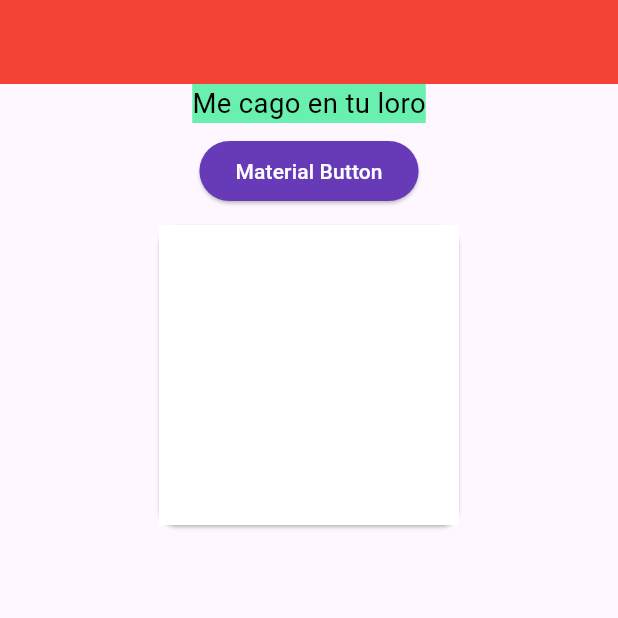
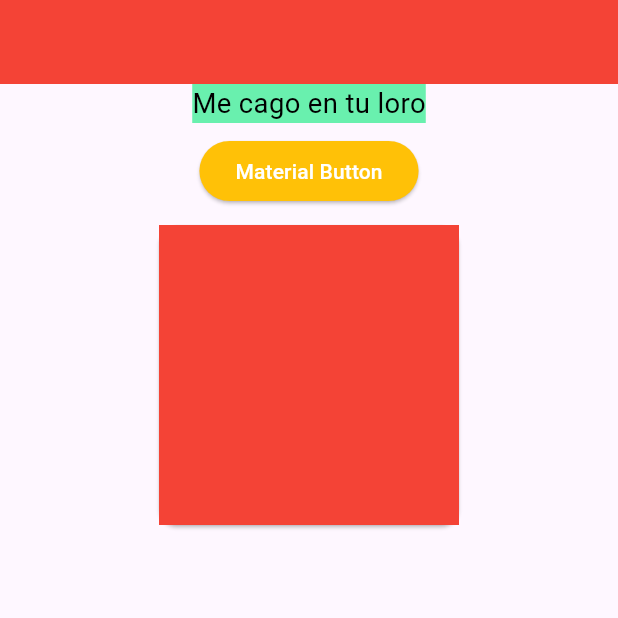
Before and after one commit to gustamor/story_teller, a Flutter app: the screen it shows after launch, after a tap on "Material Button", on a phone screen of 412 x 824 dp, the top half of it. Run offline on Flutter 3.47's test engine with Material 3 defaults, Android fonts, the phone set to English and light mode, and no system bars; our stand-ins replace easy_localization, flutter_native_splash, flutter_screenutil, logger.

Commit message:
added a strategy for incorporating custom platform widgets into the application.

```diff
--- a/lib/domain/factories/nice_button.dart
+++ /dev/null
@@ -1 +0,0 @@
-abstract class NiceButton {}
--- a/lib/domain/factories/nice_clickable_card.dart
+++ /dev/null
@@ -1 +0,0 @@
-abstract class NiceClickableCard {}
--- /dev/null
+++ b/lib/domain/widgets/ai_button.dart
@@ -0,0 +1 @@
+abstract class AiButton {}
--- /dev/null
+++ b/lib/domain/widgets/ai_clickable_card.dart
@@ -0,0 +1 @@
+abstract class AiClickableCard {}
--- a/lib/ui/core/factories/android_factory_impl.dart
+++ b/lib/ui/core/factories/android_factory_impl.dart
@@ -1,15 +1,21 @@
 import 'package:flutter/material.dart';
-import 'package:story_teller/ui/core/widgets/android/android_button.dart';
+import 'package:story_teller/domain/factories/widgets_factory.dart';
 import 'package:story_teller/ui/core/widgets/android/android_clickable_card.dart';
-
-import '../../../domain/factories/widgets_factory.dart';
+import 'package:story_teller/ui/core/widgets/clickable_card/android/android_button.dart';
 
 class AndroidFactory implements WidgetFactory {
   @override
-  Widget createButton({double? padding, Color? bgColor, int? a, int? b}) {
-    return AndroidButton(
-      padding: padding ?? 0.0,
-      color: bgColor ?? Colors.red,
+  Widget createButton({
+    double? padding = 0.0,
+    Color? bgColor = const Color(0x00000000),
+    Color? androidBackgroundColor,
+    double? androidPadding,
+    double? iosPadding,
+    Color? iosBackgroundColor,
+  }) {
+    return AndroidAiButton(
+      padding: androidPadding ?? padding,
+      androidBackgroundColor: androidBackgroundColor ?? bgColor,
     );
   }
 
--- a/lib/ui/core/widgets/android/android_button.dart
+++ /dev/null
@@ -1,24 +0,0 @@
-import 'package:flutter/material.dart';
-import 'package:story_teller/domain/factories/nice_button.dart';
-
-class AndroidButton extends StatelessWidget implements NiceButton {
-  final double? padding;
-  final Color? color;
-
-  const AndroidButton({super.key, this.padding, this.color});
-
-  @override
-  Widget build(BuildContext context) {
-    return Padding(
-      padding: EdgeInsets.all(padding!),
-      child: ElevatedButton(
-        style: ElevatedButton.styleFrom(
-          backgroundColor: color!, // background color
-          foregroundColor: Colors.white, // text color
-        ),
-        onPressed: () => {},
-        child: const Text("Material Button"),
-      ),
-    );
-  }
-}
--- a/lib/ui/core/widgets/android/android_clickable_card.dart
+++ b/lib/ui/core/widgets/android/android_clickable_card.dart
@@ -1,8 +1,7 @@
 import 'package:flutter/material.dart';
-import 'package:story_teller/domain/factories/nice_clickable_card.dart';
+import 'package:story_teller/domain/widgets/ai_clickable_card.dart';
 
-class AndroidClickableCard extends StatelessWidget
-    implements NiceClickableCard {
+class AndroidClickableCard extends StatelessWidget implements AiClickableCard {
   const AndroidClickableCard({super.key});
 
   @override
@@ -13,7 +12,7 @@ class AndroidClickableCard extends StatelessWidget
         child: Container(
           height: 200,
           width: 200,
-          color: Colors.white,
+          color: Colors.red,
         ),
       ),
     );
--- /dev/null
+++ b/lib/ui/core/widgets/button/button.dart
@@ -0,0 +1,38 @@
+
+import 'package:flutter/cupertino.dart';
+import 'package:story_teller/ui/core/factories/ui_factory.dart';
+
+class NiceButton extends StatelessWidget {
+  NiceButton({
+    super.key,
+    this.androidPadding,
+    this.androidBackgroundColor,
+    this.iosPadding,
+    this.iosBackgroundColor,
+    this.backgroundColor = const Color(
+      0x00000000,
+    ),
+    this.padding = 0.0,
+  });
+
+  final Color? backgroundColor;
+  final double? padding;
+  final double? androidPadding;
+  final Color? androidBackgroundColor;
+  final double? iosPadding;
+  final Color? iosBackgroundColor;
+
+  final ui = uiFactory();
+
+  @override
+  Widget build(BuildContext context) {
+    return ui.createButton(
+      padding: padding,
+      bgColor: backgroundColor,
+      iosPadding: iosPadding,
+      iosBackgroundColor: iosBackgroundColor,
+      androidBackgroundColor: androidBackgroundColor,
+      androidPadding: androidPadding,
+    );
+  }
+}
--- /dev/null
+++ b/lib/ui/core/widgets/clickable_card/android/android_button.dart
@@ -0,0 +1,36 @@
+import 'package:flutter/material.dart';
+
+class AndroidAiButton extends StatelessWidget {
+  final double? padding;
+  final Color? androidBackgroundColor;
+  final double? androidPadding;
+  final Color? backgroundColor;
+  final Color? iosBackgroundColor;
+  final double? iosPadding;
+
+  const AndroidAiButton({
+    super.key,
+    this.padding,
+    this.androidBackgroundColor,
+    this.androidPadding,
+    this.backgroundColor,
+    this.iosBackgroundColor,
+    this.iosPadding,
+  });
+
+  @override
+  Widget build(BuildContext context) {
+    return Padding(
+      padding: EdgeInsets.all(padding!),
+      child: ElevatedButton(
+        style: ElevatedButton.styleFrom(
+          backgroundColor: androidBackgroundColor ?? backgroundColor,
+          // background color
+          foregroundColor: Colors.white, // text color
+        ),
+        onPressed: () => {},
+        child: const Text("Material Button"),
+      ),
+    );
+  }
+}
--- /dev/null
+++ b/lib/ui/core/widgets/clickable_card/clickable_card.dart
@@ -0,0 +1,13 @@
+import 'package:flutter/material.dart';
+import 'package:story_teller/ui/core/factories/ui_factory.dart';
+
+class NiceClickableCard extends StatelessWidget {
+  NiceClickableCard({super.key});
+
+  final ui = uiFactory();
+
+  @override
+  Widget build(BuildContext context) {
+    return ui.createClickableCard();
+  }
+}
--- a/lib/ui/screen/assistants_screen/assistants_screen.dart
+++ b/lib/ui/screen/assistants_screen/assistants_screen.dart
@@ -2,6 +2,8 @@ import 'package:flutter/material.dart';
 import 'package:flutter_native_splash/flutter_native_splash.dart';
 import 'package:flutter_screenutil/flutter_screenutil.dart';
 import 'package:story_teller/ui/core/factories/ui_factory.dart';
+import 'package:story_teller/ui/core/widgets/button/button.dart';
+import 'package:story_teller/ui/core/widgets/clickable_card/clickable_card.dart';
 
 class AssistantsScreen extends StatelessWidget {
   AssistantsScreen({super.key});
@@ -32,11 +34,19 @@ class AssistantsScreen extends StatelessWidget {
                   ),
                 ),
               ),
-            ui.createButton(padding: 8.0, bgColor: Colors.deepPurple),
-            ui.createClickableCard(),
+              NiceButton(
+                  backgroundColor: const Color(0xaa22f3ab),
+                  androidBackgroundColor: Colors.amber,
+                  iosBackgroundColor: const Color(
+                    0xFF0033d3,
+                  ),
+                  iosPadding: 8.0,
+                  androidPadding: 8.0),
+              NiceClickableCard(),
             ],
           ),
         ),
-    ));
+      ),
+    );
   }
 }
```
Also changed, not shown: lib/domain/factories/widgets_factory.dart (+8 -1 lines), lib/ui/core/factories/ios_factory_impl.dart (+13 -6 lines), lib/ui/core/widgets/button/ios/ios_button.dart (added, +33 -0 lines), lib/ui/core/widgets/clickable_card/ios/ios_clickable_card.dart (renamed from lib/ui/core/widgets/ios/ios_clickable_card.dart, +6 -5 lines), lib/ui/core/widgets/ios/ios_button.dart (deleted, +0 -24 lines). Lines whose indentation alone changed are shown as unchanged.
